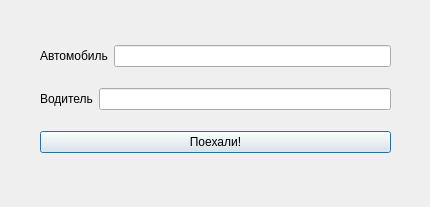
Before: the Qt Designer form Qt/Lab_1/writejournal.ui in avasyutkin/term_2, drawn with Qt 5.
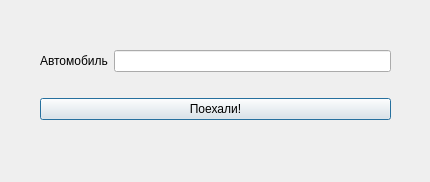
After: the same form once the commit is applied.

```diff
--- a/Qt/Lab_1/writejournal.ui
+++ b/Qt/Lab_1/writejournal.ui
@@ -7,7 +7,7 @@
     <x>0</x>
     <y>0</y>
     <width>430</width>
-    <height>207</height>
+    <height>182</height>
    </rect>
   </property>
   <property name="windowTitle">
@@ -19,7 +19,7 @@
      <x>40</x>
      <y>30</y>
      <width>351</width>
-     <height>141</height>
+     <height>111</height>
     </rect>
    </property>
    <layout class="QVBoxLayout" name="verticalLayout">
@@ -37,20 +37,6 @@
       </item>
      </layout>
     </item>
-    <item>
-     <layout class="QHBoxLayout" name="horizontalLayout_2">
-      <item>
-       <widget class="QLabel" name="label_2">
-        <property name="text">
-         <string>Водитель</string>
-        </property>
-       </widget>
-      </item>
-      <item>
-       <widget class="QLineEdit" name="lineEdit_2"/>
-      </item>
-     </layout>
-    </item>
     <item>
      <widget class="QPushButton" name="pushButton">
       <property name="text">
```
